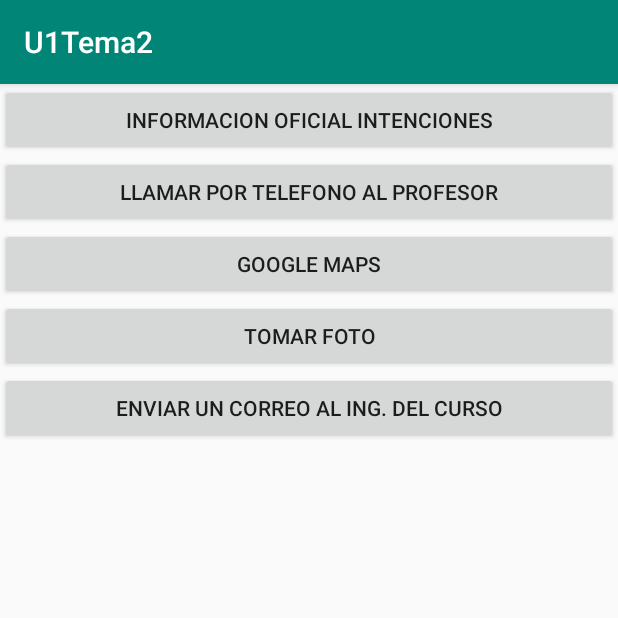
After one commit to LeydiHuallpa/U1_Tema2, an Android app: the intenciones screen opened directly, with no data from a screen before it, on a phone screen of 412 x 824 dp, the top half of it. The commit adds this screen. Run offline under Robolectric (Android 15) with nearby library versions, the phone set to English and light mode, and no system bars.

Commit message:
añadiendo menu y creando actividad intenciones

```diff
--- a/app/src/main/AndroidManifest.xml
+++ b/app/src/main/AndroidManifest.xml
@@ -1,7 +1,7 @@
 <?xml version="1.0" encoding="utf-8"?>
 <manifest xmlns:android="http://schemas.android.com/apk/res/android"
     package="com.example.u1tema2">
-
+    <uses-permission android:name="android.permission.CALL_PHONE"/>
     <application
         android:allowBackup="true"
         android:icon="@mipmap/ic_launcher"
@@ -9,6 +9,7 @@
         android:roundIcon="@mipmap/ic_launcher_round"
         android:supportsRtl="true"
         android:theme="@style/AppTheme">
+        <activity android:name=".intenciones"></activity>
         <activity android:name=".MainActivity">
             <intent-filter>
                 <action android:name="android.intent.action.MAIN" />
--- /dev/null
+++ b/app/src/main/res/layout/activity_intenciones.xml
@@ -0,0 +1,39 @@
+<?xml version="1.0" encoding="utf-8"?>
+<LinearLayout xmlns:android="http://schemas.android.com/apk/res/android"
+    xmlns:app="http://schemas.android.com/apk/res-auto"
+    xmlns:tools="http://schemas.android.com/tools"
+    android:layout_width="match_parent"
+    android:layout_height="match_parent"
+    android:orientation="vertical"
+    tools:context=".intenciones">
+
+    <Button
+        android:layout_width="match_parent"
+        android:layout_height="wrap_content"
+        android:onClick="web"
+        android:text="Informacion oficial intenciones" />
+
+    <Button
+        android:layout_width="match_parent"
+        android:layout_height="wrap_content"
+        android:onClick="Llamar"
+        android:text="LLamar por telefono al profesor" />
+
+    <Button
+        android:layout_width="match_parent"
+        android:layout_height="wrap_content"
+        android:onClick="maps"
+        android:text="Google Maps" />
+
+    <Button
+        android:layout_width="match_parent"
+        android:layout_height="wrap_content"
+        android:onClick="foto"
+        android:text="Tomar Foto" />
+
+    <Button
+        android:layout_width="match_parent"
+        android:layout_height="wrap_content"
+        android:onClick="email"
+        android:text="Enviar un correo al Ing. del curso" />
+</LinearLayout>
```
Also changed, not shown: app/src/main/java/com/example/u1tema2/MainActivity.java (+33 -1 lines), app/src/main/java/com/example/u1tema2/intenciones.java (added, +46 -0 lines), app/src/main/res/menu/menu1.xml (added, +30 -0 lines), app/src/main/res/layout/activity_main.xml (line endings or trailing spaces).
